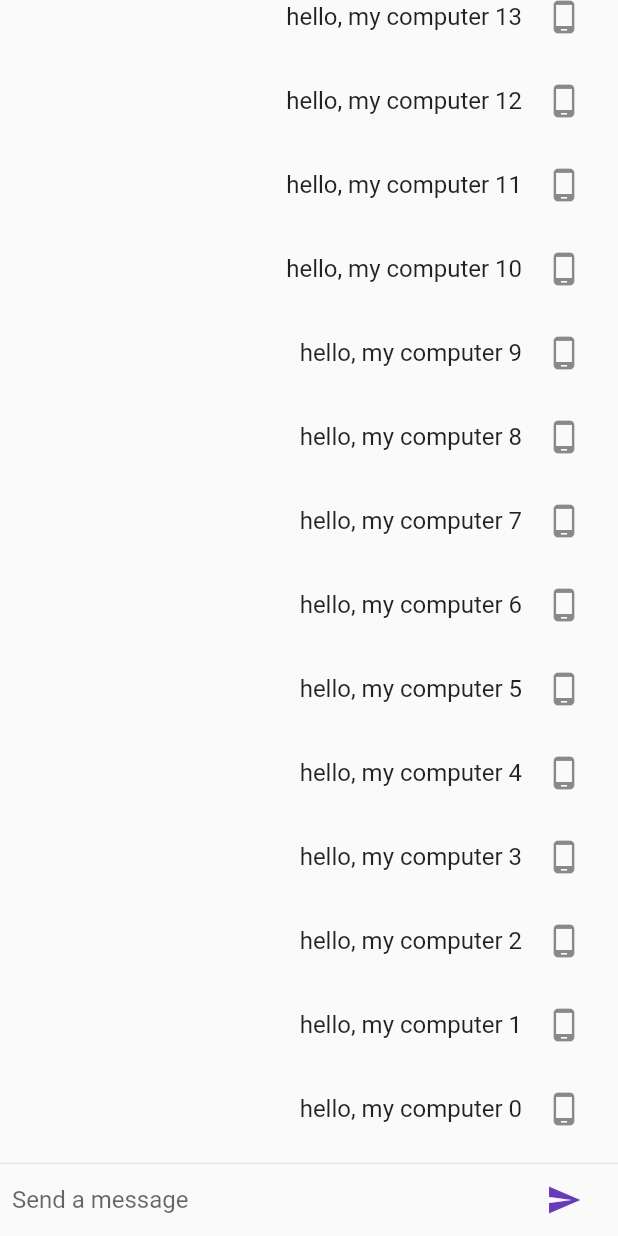
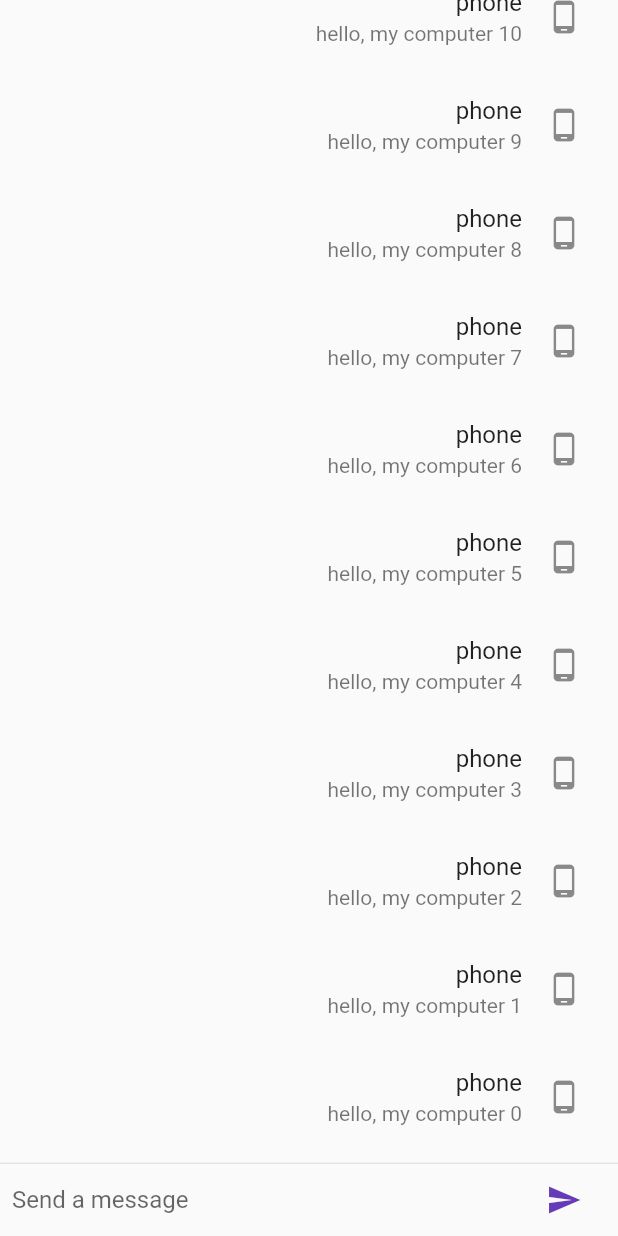
Before and after one commit to CyDrive/CyDrive, a Flutter app: the ChannelView widget shown alone on an empty page, opened directly, on a phone screen of 412 x 824 dp. Run offline on Flutter 3.47's test engine with Material 2 defaults, Android fonts, the phone set to English and light mode, and no system bars; statements that could not run were skipped.

Commit message:
beautify channel page

```diff
--- a/lib/views/channel_view.dart
+++ b/lib/views/channel_view.dart
@@ -47,6 +47,10 @@ class _ChannelViewState extends State<ChannelView> {
     if (message.sender == 'phone') {
       return ListTile(
         title: Text(
+          message.sender,
+          textAlign: TextAlign.right,
+        ),
+        subtitle: Text(
           message.content,
           textAlign: TextAlign.right,
         ),
@@ -55,7 +59,8 @@ class _ChannelViewState extends State<ChannelView> {
     } else {
       return ListTile(
         leading: Icon(Icons.computer_sharp),
-        title: Text(message.content),
+        title: Text(message.sender),
+        subtitle: Text(message.content),
       );
     }
   }
```
